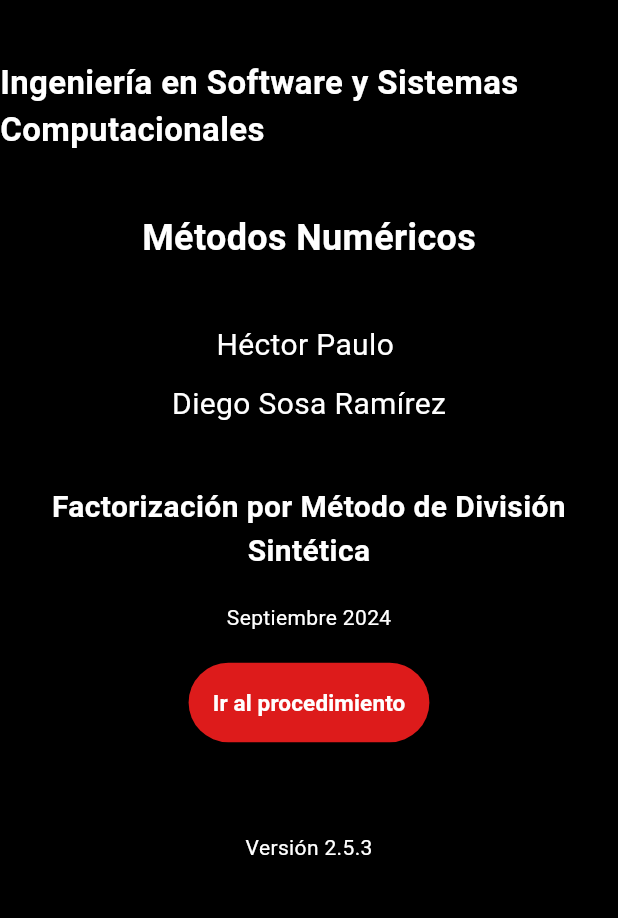
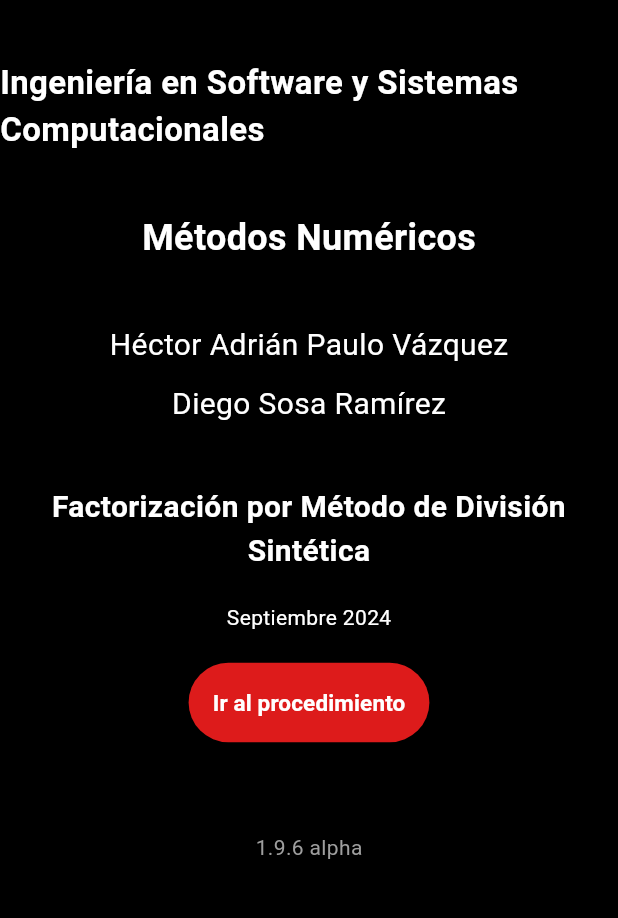
Before and after one commit to HectorPaulo/factorizacion_por_division_sintetica, a Flutter app: the screen it shows after launch, on a phone screen of 412 x 824 dp, the part 313-1231 px from its top. Run offline on Flutter 3.47's test engine with Material 3 defaults, Android fonts, the phone set to English and light mode, and no system bars; Roboto replaces fonts that are missing (Arial).

Commit message:
PaginaBienvenida Updated

```diff
--- a/lib/PaginaBienvenida.dart
+++ b/lib/PaginaBienvenida.dart
@@ -38,7 +38,7 @@ class PaginaBienvenida extends StatelessWidget {
             ),
             const SizedBox(height: 40),
             const Text(
-              "Héctor Paulo ",
+              "Héctor Adrián Paulo Vázquez",
               style: TextStyle(
                 color: Colors.white,
                 fontSize: 20,
@@ -95,7 +95,7 @@ class PaginaBienvenida extends StatelessWidget {
               ),
             ),
             const SizedBox(height: 60),
-            const Text("Versión 2.5.3", style: TextStyle(color: Colors.white)),
+            const Text("1.9.6 alpha", style: TextStyle(color: Colors.grey)),
           ],
         ),
       ),
```
Also changed, not shown: 3 other files.
